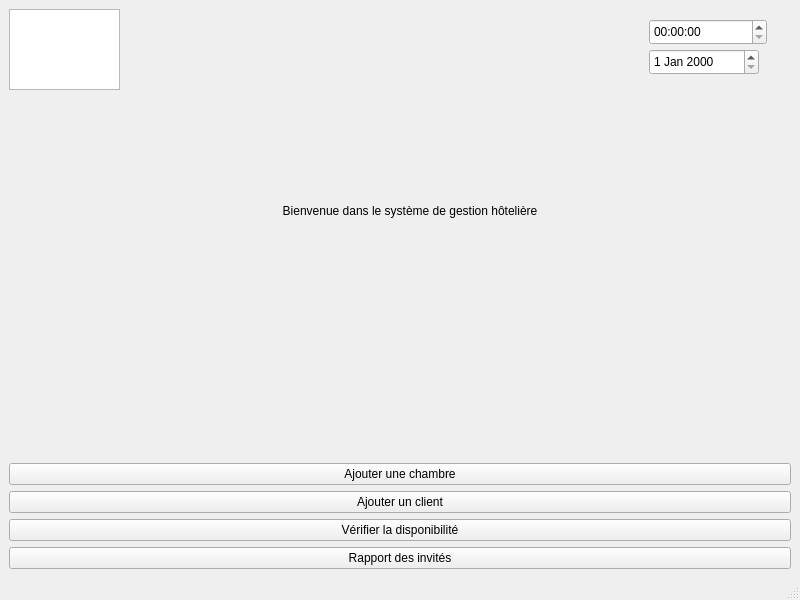
First picture: the form in gui-gestion-hotel/mainwindow.ui, repository ouerghiii/gestion_hoteliere, before the edit.
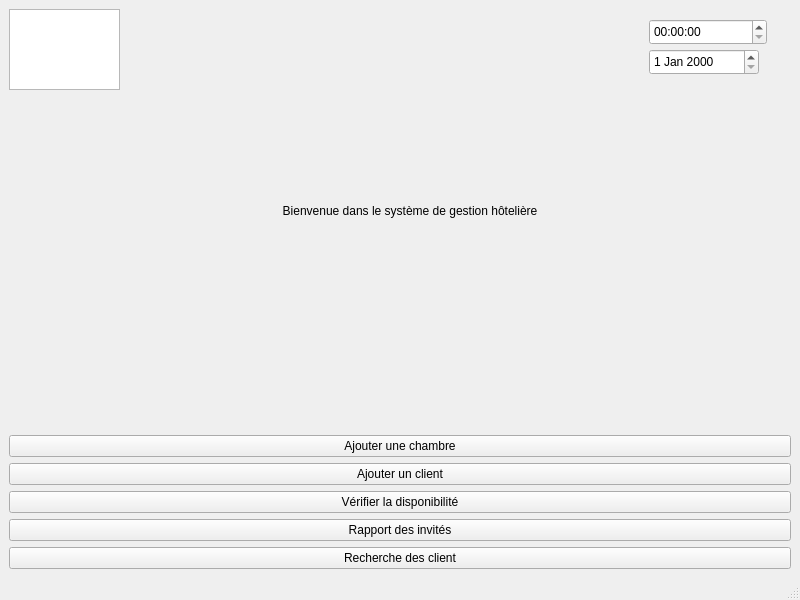
Second picture: the form after the edit.

Commit message: add recherche des client button

```diff
--- a/gui-gestion-hotel/mainwindow.ui
+++ b/gui-gestion-hotel/mainwindow.ui
@@ -93,6 +93,13 @@
       </property>
      </widget>
     </item>
+    <item>
+     <widget class="QPushButton" name="pushButton">
+      <property name="text">
+       <string>Recherche des client</string>
+      </property>
+     </widget>
+    </item>
    </layout>
   </widget>
   <widget class="QMenuBar" name="menubar">
```
